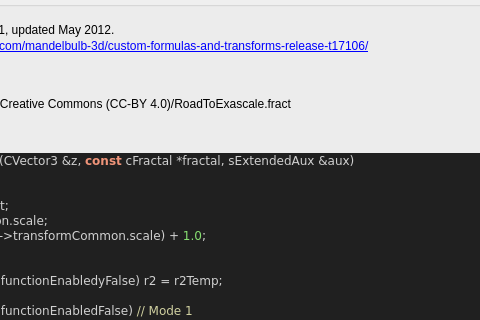
buddhi1980/mandelbulber2, file mandelbulber2/formula/ui/fractal_transf_spherical_inv.ui: the form before one commit; both pictures show x 201 to 681 and y 353 to 673 of the 853 by 1221 pixel window.
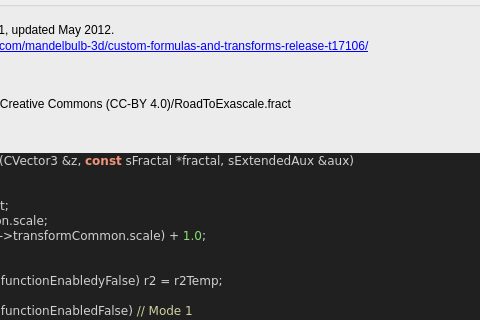
The form after the commit. Custom widgets are drawn as their Qt base class.

What changed in the file:
```diff
--- a/mandelbulber2/formula/ui/fractal_transf_spherical_inv.ui
+++ b/mandelbulber2/formula/ui/fractal_transf_spherical_inv.ui
@@ -717,7 +717,7 @@
 &lt;/table&gt;
 &lt;br&gt;&lt;b&gt;Examples using this formula&lt;/b&gt;&lt;br&gt;pseudo kleinian mod 001.fract&lt;br&gt;Robert Pancoast collection - license Creative Commons (CC-BY 4.0)/RoadToExascale.fract&lt;h3&gt;Code&lt;/h3&gt;
 &lt;body style=&quot;background-color:#202020&quot;&gt;
-&lt;pre style=&quot;color:#d0d0d0; background-color:#202020;  font-family:'Courier New',monospace;&quot;&gt;&lt;span style=&quot;color:#f09479; font-weight:bold&quot;&gt;void&lt;/span&gt; &lt;span style=&quot;color:#e47eed&quot;&gt;TransfSphericalInvIteration&lt;/span&gt;&lt;span style=&quot;color:#d0d0d0&quot;&gt;(&lt;/span&gt;CVector3 &lt;span style=&quot;color:#d0d0d0&quot;&gt;&amp;amp;&lt;/span&gt;z&lt;span style=&quot;color:#d0d0d0&quot;&gt;,&lt;/span&gt; &lt;span style=&quot;color:#f09479; font-weight:bold&quot;&gt;const&lt;/span&gt; cFractal &lt;span style=&quot;color:#d0d0d0&quot;&gt;*&lt;/span&gt;fractal&lt;span style=&quot;color:#d0d0d0&quot;&gt;,&lt;/span&gt; sExtendedAux &lt;span style=&quot;color:#d0d0d0&quot;&gt;&amp;amp;&lt;/span&gt;aux&lt;span style=&quot;color:#d0d0d0&quot;&gt;)&lt;/span&gt;
+&lt;pre style=&quot;color:#d0d0d0; background-color:#202020;  font-family:'Courier New',monospace;&quot;&gt;&lt;span style=&quot;color:#f09479; font-weight:bold&quot;&gt;void&lt;/span&gt; &lt;span style=&quot;color:#e47eed&quot;&gt;TransfSphericalInvIteration&lt;/span&gt;&lt;span style=&quot;color:#d0d0d0&quot;&gt;(&lt;/span&gt;CVector3 &lt;span style=&quot;color:#d0d0d0&quot;&gt;&amp;amp;&lt;/span&gt;z&lt;span style=&quot;color:#d0d0d0&quot;&gt;,&lt;/span&gt; &lt;span style=&quot;color:#f09479; font-weight:bold&quot;&gt;const&lt;/span&gt; sFractal &lt;span style=&quot;color:#d0d0d0&quot;&gt;*&lt;/span&gt;fractal&lt;span style=&quot;color:#d0d0d0&quot;&gt;,&lt;/span&gt; sExtendedAux &lt;span style=&quot;color:#d0d0d0&quot;&gt;&amp;amp;&lt;/span&gt;aux&lt;span style=&quot;color:#d0d0d0&quot;&gt;)&lt;/span&gt;
 &lt;span style=&quot;color:#d0d0d0&quot;&gt;{&lt;/span&gt;
   &lt;span style=&quot;color:#f09479; font-weight:bold&quot;&gt;double&lt;/span&gt; r2Temp &lt;span style=&quot;color:#d0d0d0&quot;&gt;=&lt;/span&gt; z&lt;span style=&quot;color:#d0d0d0&quot;&gt;.&lt;/span&gt;&lt;span style=&quot;color:#e47eed&quot;&gt;Dot&lt;/span&gt;&lt;span style=&quot;color:#d0d0d0&quot;&gt;(&lt;/span&gt;z&lt;span style=&quot;color:#d0d0d0&quot;&gt;);&lt;/span&gt;
   z &lt;span style=&quot;color:#d0d0d0&quot;&gt;+=&lt;/span&gt; fractal&lt;span style=&quot;color:#d0d0d0&quot;&gt;-&amp;gt;&lt;/span&gt;mandelbox&lt;span style=&quot;color:#d0d0d0&quot;&gt;.&lt;/span&gt;offset&lt;span style=&quot;color:#d0d0d0&quot;&gt;;&lt;/span&gt;
```
